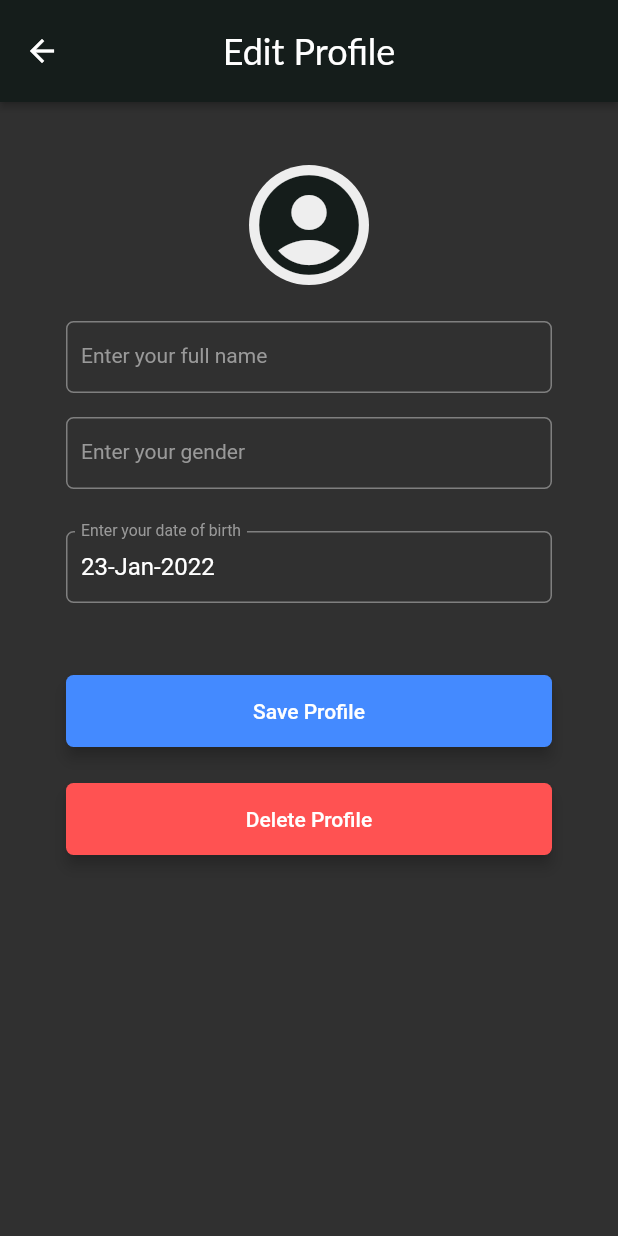
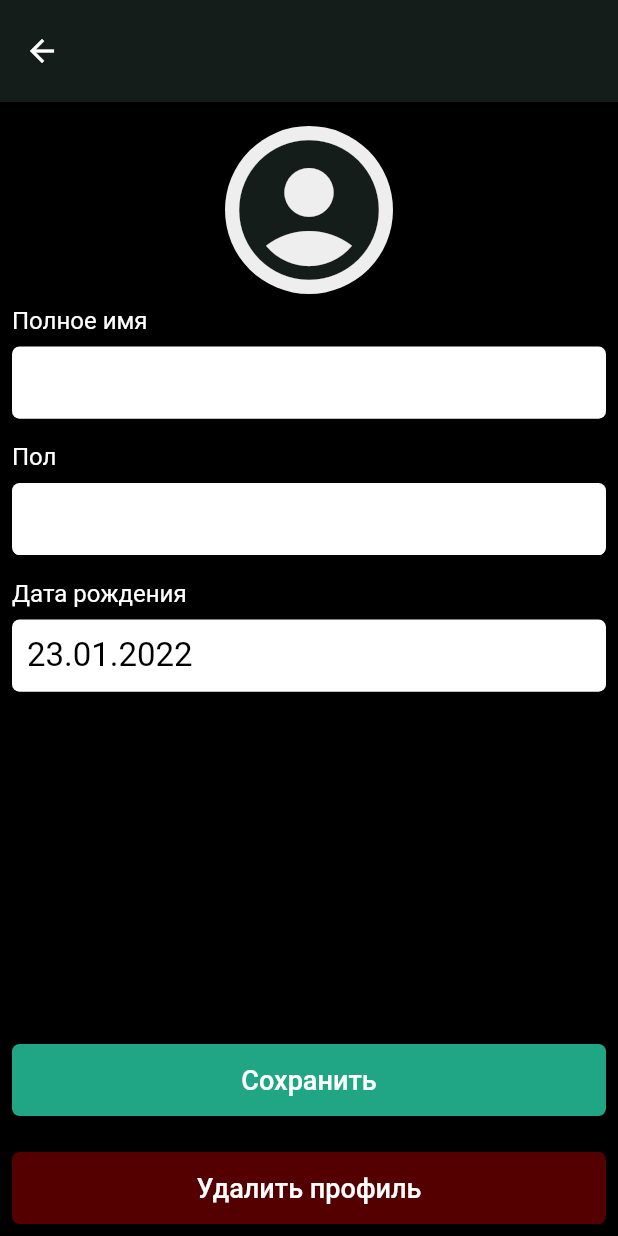
Before and after one commit to AlexeyPupykin/flutter_twitter, a Flutter app: the EditProfileScreen screen opened directly with empty values, on a phone screen of 412 x 824 dp. Run offline on Flutter 3.47's test engine with Material 2 defaults, Android fonts, the phone set to English and light mode, and no system bars; drawn by our look-alikes of date_time_picker; our stand-ins replace bloc, bot_toast, cached_network_image, cloud_firestore, equatable, firebase_auth and 10 more; accounts and stored records are empty; Roboto replaces fonts that are missing (Lato); statements that could not run were skipped.

Commit message:
styles for inputs

```diff
--- a/lib/screens/auth/login/login_screen.dart
+++ b/lib/screens/auth/login/login_screen.dart
@@ -122,6 +122,7 @@ class _EmailInput extends StatelessWidget {
                   borderSide: BorderSide(width: 2.0),
                 ),
               ),
+              cursorColor: Colors.black,
             ),
           ],
         );
@@ -174,6 +175,7 @@ class _PasswordInput extends StatelessWidget {
                   borderSide: BorderSide(width: 5.0),
                 ),
               ),
+              cursorColor: Colors.black,
             ),
           ],
         );
@@ -196,7 +198,9 @@ class _SignInButton extends StatelessWidget {
                 width: double.infinity,
                 height: 52.0,
                 child: ElevatedButton(
-                  child: Text("Войти", style: TextStyle(fontSize: 18.0)),
+                  child: Text("Войти",
+                      style: TextStyle(
+                          fontSize: 18.0, fontWeight: FontWeight.w400)),
                   style: ButtonStyle(
                     foregroundColor: MaterialStateProperty.all<Color>(
                         AppColors.textMainColor),
--- a/lib/screens/home/screens/profile/edit_profile/edit_profile_screen.dart
+++ b/lib/screens/home/screens/profile/edit_profile/edit_profile_screen.dart
@@ -5,6 +5,7 @@ import 'package:bot_toast/bot_toast.dart';
 import 'package:date_time_picker/date_time_picker.dart';
 import 'package:flutter/material.dart';
 import 'package:flutter_bloc/flutter_bloc.dart';
+import 'package:flutter_twitter/common/app_colors.dart';
 import 'package:image_cropper/image_cropper.dart';
 import 'package:flutter_twitter/blocs/auth_bloc/auth_bloc.dart';
 import 'package:flutter_twitter/cubit/cubits.dart';
@@ -55,13 +56,11 @@ class EditProfileScreen extends StatelessWidget {
         FocusScope.of(context).unfocus();
       },
       child: Scaffold(
-        appBar: AppBar(
-          title: Text('Edit Profile'),
-        ),
+        appBar: AppBar(),
         body: BlocConsumer<EditProfileCubit, EditProfileState>(
           listener: (context, editProfileState) {
             if (editProfileState.status == EditProfileStatus.success) {
-              BotToast.showText(text: 'Profile Edited Successfully');
+              BotToast.showText(text: 'Профиль успешно изменен');
               Navigator.of(context).pop();
               BotToast.closeAllLoading();
             } else if (editProfileState.status == EditProfileStatus.error) {
@@ -78,102 +77,154 @@ class EditProfileScreen extends StatelessWidget {
             }
           },
           builder: (context, editProfileState) {
-            return SingleChildScrollView(
-              child: Container(
-                padding: EdgeInsets.symmetric(horizontal: 20, vertical: 10),
+            return Container(
+              color: AppColors.mainBackground,
+              padding: EdgeInsets.fromLTRB(8, 16, 8, 8),
               child: Column(
                 children: [
-                    if (editProfileState.status == EditProfileStatus.submitting)
+                  Expanded(
+                    child: SingleChildScrollView(
+                      child: Column(
+                        children: [
+                          if (editProfileState.status ==
+                              EditProfileStatus.submitting)
                             const LinearProgressIndicator(),
-                    SizedBox(height: 32),
                           GestureDetector(
                             onTap: () => _selectProfileImage(context),
                             child: UserProfileImage(
-                        radius: 40,
+                              radius: 56.0,
                               profileImage: editProfileState.profileImage,
                               profileImageURL: user.photo,
                             ),
                           ),
-                    Padding(
-                      padding: EdgeInsets.all(24),
-                      child: Form(
+                          Form(
                             key: _formKey,
                             child: Column(
                               crossAxisAlignment: CrossAxisAlignment.stretch,
                               children: [
-                            _buildInput(TextInputType.name, user.displayName!,
-                                "Enter your full name", (value) {
+                                Column(
+                                  crossAxisAlignment: CrossAxisAlignment.start,
+                                  children: [
+                                    const Padding(
+                                      padding:
+                                          EdgeInsets.only(top: 8, bottom: 8),
+                                      child: Text(
+                                        'Полное имя',
+                                        style: TextStyle(fontSize: 16),
+                                      ),
+                                    ),
+                                    _buildInput(
+                                        TextInputType.name, user.displayName!,
+                                        (value) {
                                       context
                                           .read<EditProfileCubit>()
                                           .nameChanged(value);
                                     },
                                         (value) => value!.trim().isEmpty
-                                    ? 'Name cannot be empty'
+                                            ? 'Поле не может быть пустым'
                                             : null),
-                            const SizedBox(height: 16),
-                            _buildInput(TextInputType.text, user.gender!,
-                                "Enter your gender", (value) {
+                                  ],
+                                ),
+                                const SizedBox(height: 8),
+                                Column(
+                                  crossAxisAlignment: CrossAxisAlignment.start,
+                                  children: [
+                                    const Padding(
+                                      padding:
+                                          EdgeInsets.only(top: 8, bottom: 8),
+                                      child: Text(
+                                        'Пол',
+                                        style: TextStyle(fontSize: 16),
+                                      ),
+                                    ),
+                                    _buildInput(
+                                        TextInputType.text, user.gender!,
+                                        (value) {
                                       context
                                           .read<EditProfileCubit>()
                                           .genderChanged(value);
                                     }, null),
-                            const SizedBox(height: 28),
+                                  ],
+                                ),
+                                const SizedBox(height: 8),
+                                Column(
+                                  crossAxisAlignment: CrossAxisAlignment.start,
+                                  children: [
+                                    const Padding(
+                                      padding:
+                                          EdgeInsets.only(top: 8, bottom: 8),
+                                      child: Text(
+                                        'Дата рождения',
+                                        style: TextStyle(fontSize: 16),
+                                      ),
+                                    ),
                                     DateTimePicker(
-                                initialValue: user.dateOfBirth.toString(),
+                                        initialValue:
+                                            user.dateOfBirth.toString(),
                                         firstDate: DateTime(1980),
                                         lastDate: DateTime(2100),
-                                dateMask: "dd-MMM-yyyy",
-                                dateLabelText: 'Date of birth',
+                                        dateMask: "dd.MM.yyyy",
+                                        style: const TextStyle(
+                                            fontSize: 22.0,
+                                            color: Colors.black),
                                         onChanged: (val) => context
                                             .read<EditProfileCubit>()
-                                    .dateOfBirthChanged(DateTime.parse(val)),
+                                            .dateOfBirthChanged(
+                                                DateTime.parse(val)),
                                         decoration: InputDecoration(
+                                          filled: true,
+                                          fillColor: Colors.white,
+                                          focusedBorder: OutlineInputBorder(
+                                            borderSide: const BorderSide(
+                                                color: Colors.white),
+                                            borderRadius:
+                                                BorderRadius.circular(5),
+                                          ),
+                                          enabledBorder: UnderlineInputBorder(
+                                            borderSide: const BorderSide(
+                                                color: Colors.white),
+                                            borderRadius:
+                                                BorderRadius.circular(5),
+                                          ),
                                           contentPadding: EdgeInsets.symmetric(
                                               vertical: 10.0, horizontal: 10.0),
-                                  label: Text(
-                                    "Enter your date of birth",
-                                    textAlign: TextAlign.left,
-                                    style: TextStyle(
-                                      color: Color.fromRGBO(153, 153, 153, 1),
-                                      fontFamily: 'Roboto',
-                                      fontSize: 14,
-                                      fontWeight: FontWeight.normal,
-                                    ),
-                                  ),
-                                  labelStyle:
-                                      TextStyle(color: Colors.grey[500]),
                                           border: OutlineInputBorder(
-                                    borderRadius: BorderRadius.circular(5.0),
+                                            borderRadius:
+                                                BorderRadius.circular(5.0),
                                             borderSide: BorderSide(width: 2.0),
                                           ),
                                         )),
-                            const SizedBox(height: 48),
+                                  ],
+                                ),
+                              ],
+                            ),
+                          ),
+                        ],
+                      ),
+                    ),
+                  ),
                   SizedBox(
                     width: double.infinity,
                     height: 48,
                     child: ElevatedButton(
-                                child: Text("Save Profile",
-                                    style: TextStyle(fontSize: 14)),
+                      child:
+                          Text("Сохранить", style: TextStyle(fontSize: 18.0)),
                       style: ButtonStyle(
-                                  foregroundColor:
-                                      MaterialStateProperty.all<Color>(
-                                          Colors.white),
-                                  backgroundColor:
-                                      MaterialStateProperty.all<Color>(
-                                          Colors.blueAccent),
-                                  shape: MaterialStateProperty.all<
-                                      RoundedRectangleBorder>(
+                        foregroundColor: MaterialStateProperty.all<Color>(
+                            AppColors.textMainColor),
+                        backgroundColor: MaterialStateProperty.all<Color>(
+                            AppColors.liteGreenColor),
+                        shape:
+                            MaterialStateProperty.all<RoundedRectangleBorder>(
                           RoundedRectangleBorder(
                             borderRadius: BorderRadius.circular(5.0),
                           ),
                         ),
-                                  elevation:
-                                      MaterialStateProperty.all<double>(4.0),
+                        elevation: MaterialStateProperty.all<double>(4.0),
                       ),
                       onPressed: () => _submitForm(
                         context,
-                                  editProfileState.status ==
-                                      EditProfileStatus.submitting,
+                        editProfileState.status == EditProfileStatus.submitting,
                       ),
                     ),
                   ),
@@ -182,39 +233,36 @@ class EditProfileScreen extends StatelessWidget {
                     width: double.infinity,
                     height: 48,
                     child: ElevatedButton(
-                                child: Text("Delete Profile",
-                                    style: TextStyle(fontSize: 14)),
+                      child: Text("Удалить профиль",
+                          style: TextStyle(fontSize: 18.0)),
                       style: ButtonStyle(
-                                  foregroundColor:
-                                      MaterialStateProperty.all<Color>(
-                                          Colors.white),
-                                  backgroundColor:
-                                      MaterialStateProperty.all<Color>(
-                                          Colors.redAccent),
-                                  shape: MaterialStateProperty.all<
-                                      RoundedRectangleBorder>(
+                        foregroundColor: MaterialStateProperty.all<Color>(
+                            AppColors.textMainColor),
+                        backgroundColor: MaterialStateProperty.all<Color>(
+                            AppColors.darkRedColor),
+                        shape:
+                            MaterialStateProperty.all<RoundedRectangleBorder>(
                           RoundedRectangleBorder(
                             borderRadius: BorderRadius.circular(5.0),
                           ),
                         ),
-                                  elevation:
-                                      MaterialStateProperty.all<double>(4.0),
+                        elevation: MaterialStateProperty.all<double>(4.0),
                       ),
                       onPressed: () {
                         showDialog(
                             context: context,
                             builder: (context) {
                               return ConfirmationDialog(
-                                            message:
-                                                "This account will be disabled!",
+                                  message: "Аккаунт будет удален!",
                                   cancelOnPressed: () =>
                                       Navigator.of(context).pop(),
                                   continueOnPressed: () {
                                     context
                                         .read<UserRepo>()
                                         .disableUser(user: user);
-                                              context.read<AuthBloc>().add(
-                                                  AuthDeleteRequestedEvent());
+                                    context
+                                        .read<AuthBloc>()
+                                        .add(AuthDeleteRequestedEvent());
                                     context
                                         .read<LikePostCubit>()
                                         .clearAllLikedPost();
@@ -225,11 +273,6 @@ class EditProfileScreen extends StatelessWidget {
                   )
                 ],
               ),
-                      ),
-                    )
-                  ],
-                ),
-              ),
             );
           },
         ),
@@ -237,44 +280,40 @@ class EditProfileScreen extends StatelessWidget {
     );
   }
 
-  Widget _buildInput(
-      TextInputType inputType,
-      String? initialValue,
-      String hintText,
-      Function(String) onChanged,
-      String? Function(String?)? validator) {
+  Widget _buildInput(TextInputType inputType, String? initialValue,
+      Function(String) onChanged, String? Function(String?)? validator) {
     return TextFormField(
       initialValue: initialValue,
       onChanged: onChanged,
       validator: validator,
       keyboardType: inputType,
+      style: const TextStyle(fontSize: 22.0, color: Colors.black),
       decoration: InputDecoration(
+        filled: true,
+        fillColor: Colors.white,
+        focusedBorder: OutlineInputBorder(
+          borderSide: const BorderSide(color: Colors.white),
+          borderRadius: BorderRadius.circular(5),
+        ),
+        enabledBorder: UnderlineInputBorder(
+          borderSide: const BorderSide(color: Colors.white),
+          borderRadius: BorderRadius.circular(5),
+        ),
         contentPadding: EdgeInsets.symmetric(vertical: 10.0, horizontal: 10.0),
-        label: Text(
-          hintText,
-          textAlign: TextAlign.left,
-          style: TextStyle(
-            color: Color.fromRGBO(153, 153, 153, 1),
-            fontFamily: 'Roboto',
-            fontSize: 14,
-            fontWeight: FontWeight.normal,
-          ),
-        ),
-        labelStyle: TextStyle(color: Colors.grey[500]),
         border: OutlineInputBorder(
           borderRadius: BorderRadius.circular(5.0),
           borderSide: BorderSide(width: 2.0),
         ),
       ),
+      cursorColor: Colors.black,
     );
   }
 
   void _selectProfileImage(BuildContext context) async {
-    // final pickedFile = await ImagePicker().getImage(source: ImageSource.gallery);
     final pickedFile = await ImageHelper.pickImageFromGallery(
       context: context,
       cropStyle: CropStyle.circle,
-      title: "Profile Image",
+      title: "Фотография",
     );
     if (pickedFile != null) {
       context
```
Also changed, not shown: lib/screens/auth/sign_up/sign_up_screen.dart (+6 -1 lines), lib/screens/home/screens/comment/comment_screen.dart (+22 -11 lines), lib/widgets/confirmation_dialog.dart (+24 -16 lines), lib/widgets/error_dialog.dart (+11 -2 lines). Lines whose indentation alone changed are shown as unchanged.
